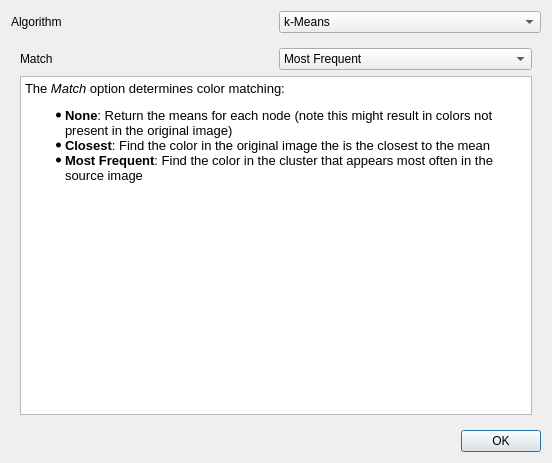
First picture: the form in src/gui/widgets/dialogs/color_quantization_dialog.ui, repository mbasaglia/glaxnimate, before the edit.
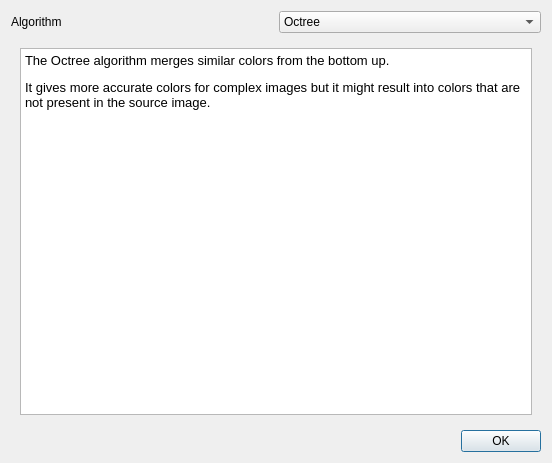
Second picture: the form after the edit. The open tabs and pages were chosen to show the change. Icons and pictures are not drawn.

Commit message: Inkscape octree quantization algorithm

The edit to the form file:
```diff
--- a/src/gui/widgets/dialogs/color_quantization_dialog.ui
+++ b/src/gui/widgets/dialogs/color_quantization_dialog.ui
@@ -29,6 +29,9 @@
      </item>
      <item>
       <widget class="QComboBox" name="combo_algo">
+       <property name="currentIndex">
+        <number>2</number>
+       </property>
        <item>
         <property name="text">
          <string>k-Means</string>
@@ -149,36 +152,7 @@
      </widget>
      <widget class="QWidget" name="page_3">
       <layout class="QGridLayout" name="gridLayout_2">
-       <item row="0" column="0">
-        <widget class="QLabel" name="label_4">
-         <property name="text">
-          <string>Match</string>
-         </property>
-        </widget>
-       </item>
-       <item row="0" column="1">
-        <widget class="QComboBox" name="combo_octree_match">
-         <property name="currentIndex">
-          <number>1</number>
-         </property>
-         <item>
-          <property name="text">
-           <string>None</string>
-          </property>
-         </item>
-         <item>
-          <property name="text">
-           <string>Most Frequent</string>
-          </property>
-         </item>
-         <item>
-          <property name="text">
-           <string>Closest</string>
-          </property>
-         </item>
-        </widget>
-       </item>
-       <item row="1" column="0" colspan="2">
+       <item row="0" column="0" colspan="2">
         <widget class="QTextEdit" name="textEdit_2">
          <property name="readOnly">
           <bool>true</bool>
@@ -188,10 +162,8 @@
 &lt;html&gt;&lt;head&gt;&lt;meta name=&quot;qrichtext&quot; content=&quot;1&quot; /&gt;&lt;style type=&quot;text/css&quot;&gt;
 p, li { white-space: pre-wrap; }
 &lt;/style&gt;&lt;/head&gt;&lt;body style=&quot; font-family:'Noto Sans'; font-size:10pt; font-weight:400; font-style:normal;&quot;&gt;
-&lt;p style=&quot; margin-top:0px; margin-bottom:0px; margin-left:0px; margin-right:0px; -qt-block-indent:0; text-indent:0px;&quot;&gt;The &lt;span style=&quot; font-style:italic;&quot;&gt;Match&lt;/span&gt; option determines color matching:&lt;/p&gt;
-&lt;ul style=&quot;margin-top: 0px; margin-bottom: 0px; margin-left: 0px; margin-right: 0px; -qt-list-indent: 1;&quot;&gt;&lt;li style=&quot;&quot; style=&quot; margin-top:12px; margin-bottom:0px; margin-left:0px; margin-right:0px; -qt-block-indent:0; text-indent:0px;&quot;&gt;&lt;span style=&quot; font-weight:600;&quot;&gt;None&lt;/span&gt;: Return the means for each node (note this might result in colors not present in the original image)&lt;/li&gt;
-&lt;li style=&quot;&quot; style=&quot; margin-top:0px; margin-bottom:0px; margin-left:0px; margin-right:0px; -qt-block-indent:0; text-indent:0px;&quot;&gt;&lt;span style=&quot; font-weight:600;&quot;&gt;Closest&lt;/span&gt;: Find the color in the original image the is the closest to the mean&lt;/li&gt;
-&lt;li style=&quot;&quot; style=&quot; margin-top:0px; margin-bottom:12px; margin-left:0px; margin-right:0px; -qt-block-indent:0; text-indent:0px;&quot;&gt;&lt;span style=&quot; font-weight:600;&quot;&gt;Most Frequent&lt;/span&gt;: Find the color in the cluster that appears most often in the source image&lt;/li&gt;&lt;/ul&gt;&lt;/body&gt;&lt;/html&gt;</string>
+&lt;p style=&quot; margin-top:0px; margin-bottom:12px; margin-left:0px; margin-right:0px; -qt-block-indent:0; text-indent:0px;&quot;&gt;The Octree algorithm merges similar colors from the bottom up.&lt;/p&gt;
+&lt;p style=&quot; margin-top:0px; margin-bottom:12px; margin-left:0px; margin-right:0px; -qt-block-indent:0; text-indent:0px;&quot;&gt;It gives more accurate colors for complex images but it might result into colors that are not present in the source image.&lt;/p&gt;&lt;/body&gt;&lt;/html&gt;</string>
          </property>
         </widget>
        </item>
```
Left out of the diff: 2 changed lines with no effect on the pictures. The commit also changes 4 other files.
